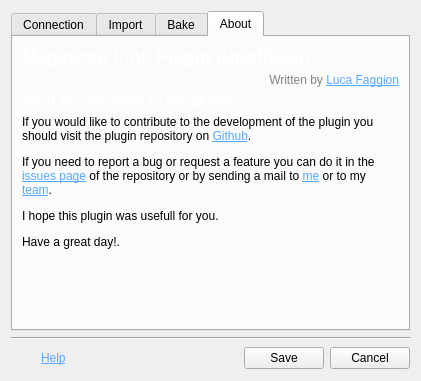
The window that megascan_link_python/ui/uiDesign/settings_dialog.ui (Raider-Arts/painter-megascan-link) describes before a commit, drawn with Qt 5.
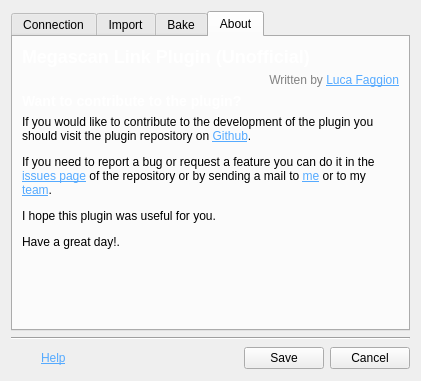
The same window after the commit. The open tabs and pages were chosen to show the change. Custom widgets are drawn as their Qt base class.

Commit message: [PYTHON] Fixed ui design links

Patch:
```diff
--- a/megascan_link_python/ui/uiDesign/settings_dialog.ui
+++ b/megascan_link_python/ui/uiDesign/settings_dialog.ui
@@ -369,7 +369,7 @@
            <item>
             <widget class="QLabel" name="label_7">
              <property name="text">
-              <string>&lt;html&gt;&lt;head/&gt;&lt;body&gt;&lt;p&gt;If you would like to contribute to the development of the plugin you should visit the plugin repository on &lt;a href=&quot;https://github.com/Raider-Arts/megascan-link&quot;&gt;&lt;span style=&quot; text-decoration: underline; color:#55aaff;&quot;&gt;Github&lt;/span&gt;&lt;/a&gt;.&lt;/p&gt;&lt;p&gt;If you need to report a bug or request a feature you can do it in the &lt;a href=&quot;https://github.com/Raider-Arts/megascan-link/issues&quot;&gt;&lt;span style=&quot; text-decoration: underline; color:#55aaff;&quot;&gt;issues page&lt;/span&gt;&lt;/a&gt; of the repository or by sending a mail to &lt;a href=&quot;mailto: luc-af@live.it&quot;&gt;&lt;span style=&quot; text-decoration: underline; color:#55aaff;&quot;&gt;me&lt;/span&gt;&lt;/a&gt; or to my &lt;a href=&quot;mailto: team@raiderarts.net&quot;&gt;&lt;span style=&quot; text-decoration: underline; color:#55aaff;&quot;&gt;team&lt;/span&gt;&lt;/a&gt;.&lt;/p&gt;&lt;p&gt;I hope this plugin was usefull for you.&lt;/p&gt;&lt;p&gt;Have a great day!.&lt;/p&gt;&lt;/body&gt;&lt;/html&gt;</string>
+              <string>&lt;html&gt;&lt;head/&gt;&lt;body&gt;&lt;p&gt;If you would like to contribute to the development of the plugin you should visit the plugin repository on &lt;a href=&quot;https://github.com/Raider-Arts/painter-megascan-link&quot;&gt;&lt;span style=&quot; text-decoration: underline; color:#55aaff;&quot;&gt;Github&lt;/span&gt;&lt;/a&gt;.&lt;/p&gt;&lt;p&gt;If you need to report a bug or request a feature you can do it in the &lt;a href=&quot;https://github.com/Raider-Arts/painter-megascan-link/issues&quot;&gt;&lt;span style=&quot; text-decoration: underline; color:#55aaff;&quot;&gt;issues page&lt;/span&gt;&lt;/a&gt; of the repository or by sending a mail to &lt;a href=&quot;mailto:luc-af@live.it&quot;&gt;&lt;span style=&quot; text-decoration: underline; color:#55aaff;&quot;&gt;me&lt;/span&gt;&lt;/a&gt; or to my &lt;a href=&quot;mailto:team@raiderarts.net&quot;&gt;&lt;span style=&quot; text-decoration: underline; color:#55aaff;&quot;&gt;team&lt;/span&gt;&lt;/a&gt;.&lt;/p&gt;&lt;p&gt;I hope this plugin was useful for you.&lt;/p&gt;&lt;p&gt;Have a great day!.&lt;/p&gt;&lt;/body&gt;&lt;/html&gt;</string>
              </property>
              <property name="wordWrap">
               <bool>true</bool>
```
Left out of the diff: 2 changed lines with no effect on the pictures. The commit also changes 1 other file.
